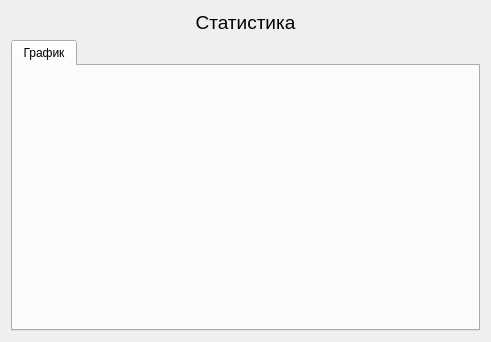
First picture: the form in src/main/python/ui/frame_patient.ui, repository podkidyshev/health-weather_correlation, before the edit.
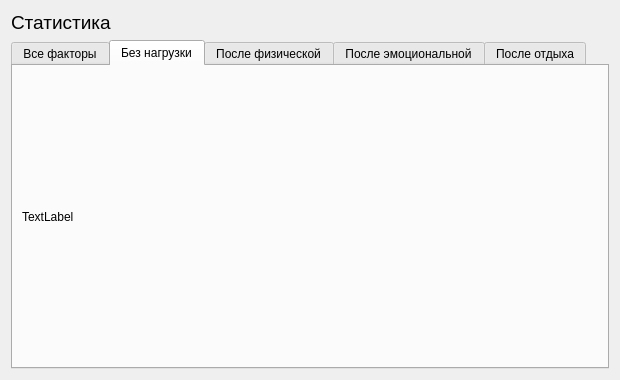
Second picture: the form after the edit.

Commit message: Added cool method for drawing image on labels. Started designing of new patient frame

Diff of the .ui file:
```diff
--- a/src/main/python/ui/frame_patient.ui
+++ b/src/main/python/ui/frame_patient.ui
@@ -6,14 +6,23 @@
    <rect>
     <x>0</x>
     <y>0</y>
-    <width>491</width>
-    <height>342</height>
+    <width>620</width>
+    <height>380</height>
    </rect>
   </property>
+  <property name="minimumSize">
+   <size>
+    <width>620</width>
+    <height>380</height>
+   </size>
+  </property>
   <property name="windowTitle">
    <string>Frame</string>
   </property>
-  <layout class="QVBoxLayout" name="verticalLayout">
+  <layout class="QVBoxLayout" name="verticalLayout" stretch="0,0">
+   <property name="sizeConstraint">
+    <enum>QLayout::SetDefaultConstraint</enum>
+   </property>
    <item>
     <widget class="QLabel" name="std_pat_label">
      <property name="font">
@@ -25,18 +34,18 @@
       <string>Статистика</string>
      </property>
      <property name="alignment">
-      <set>Qt::AlignCenter</set>
+      <set>Qt::AlignLeading|Qt::AlignLeft|Qt::AlignVCenter</set>
      </property>
     </widget>
    </item>
    <item>
     <widget class="QTabWidget" name="tabs">
      <property name="currentIndex">
-      <number>0</number>
+      <number>1</number>
      </property>
      <widget class="QWidget" name="tab_graphics">
       <attribute name="title">
-       <string>График</string>
+       <string>Все факторы</string>
       </attribute>
       <layout class="QVBoxLayout" name="verticalLayout_2">
        <item>
@@ -48,6 +57,62 @@
        </item>
       </layout>
      </widget>
+     <widget class="QWidget" name="tab_factor_0">
+      <attribute name="title">
+       <string>Без нагрузки</string>
+      </attribute>
+      <layout class="QVBoxLayout" name="verticalLayout_3">
+       <item>
+        <widget class="QLabel" name="label_0">
+         <property name="text">
+          <string>TextLabel</string>
+         </property>
+        </widget>
+       </item>
+      </layout>
+     </widget>
+     <widget class="QWidget" name="tab_factor_1">
+      <attribute name="title">
+       <string>После физической</string>
+      </attribute>
+      <layout class="QVBoxLayout" name="verticalLayout_4">
+       <item>
+        <widget class="QLabel" name="label_1">
+         <property name="text">
+          <string>TextLabel</string>
+         </property>
+        </widget>
+       </item>
+      </layout>
+     </widget>
+     <widget class="QWidget" name="tab_factor_2">
+      <attribute name="title">
+       <string>После эмоциональной</string>
+      </attribute>
+      <layout class="QVBoxLayout" name="verticalLayout_5">
+       <item>
+        <widget class="QLabel" name="label_2">
+         <property name="text">
+          <string>TextLabel</string>
+         </property>
+        </widget>
+       </item>
+      </layout>
+     </widget>
+     <widget class="QWidget" name="tab_factor_3">
+      <attribute name="title">
+       <string>После отдыха</string>
+      </attribute>
+      <layout class="QVBoxLayout" name="verticalLayout_6">
+       <item>
+        <widget class="QLabel" name="label_3">
+         <property name="text">
+          <string>TextLabel</string>
+         </property>
+        </widget>
+       </item>
+      </layout>
+     </widget>
     </widget>
    </item>
   </layout>
```
Left out of the diff: 4 changed lines with no effect on the pictures. The commit also changes 5 other files.
